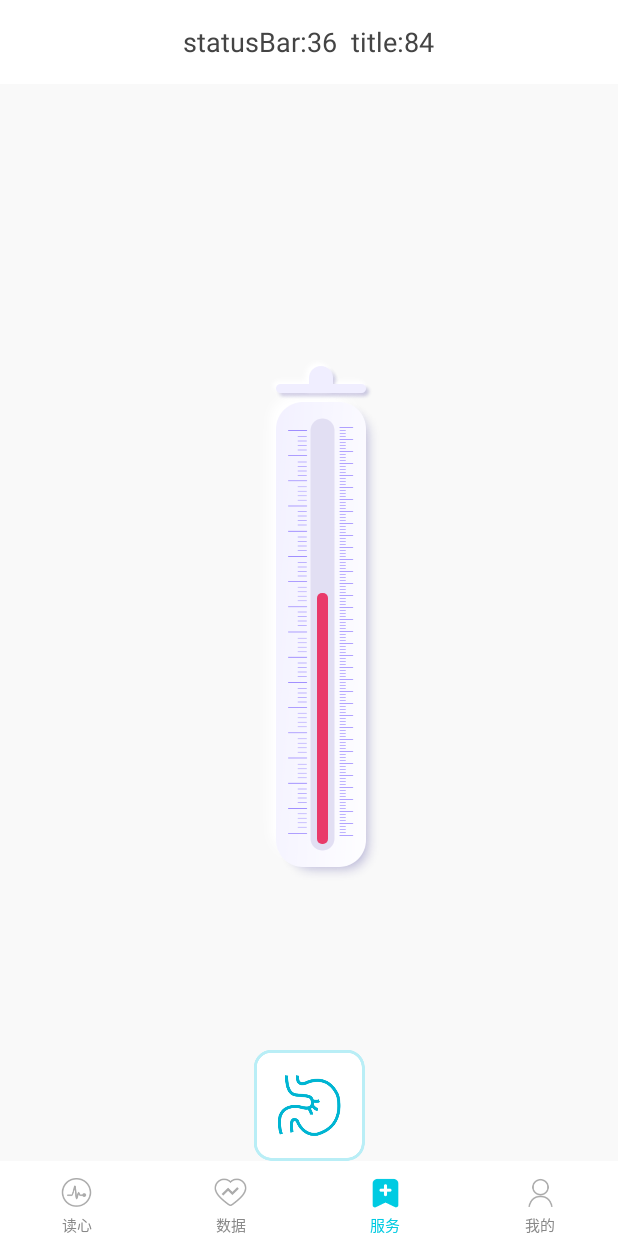
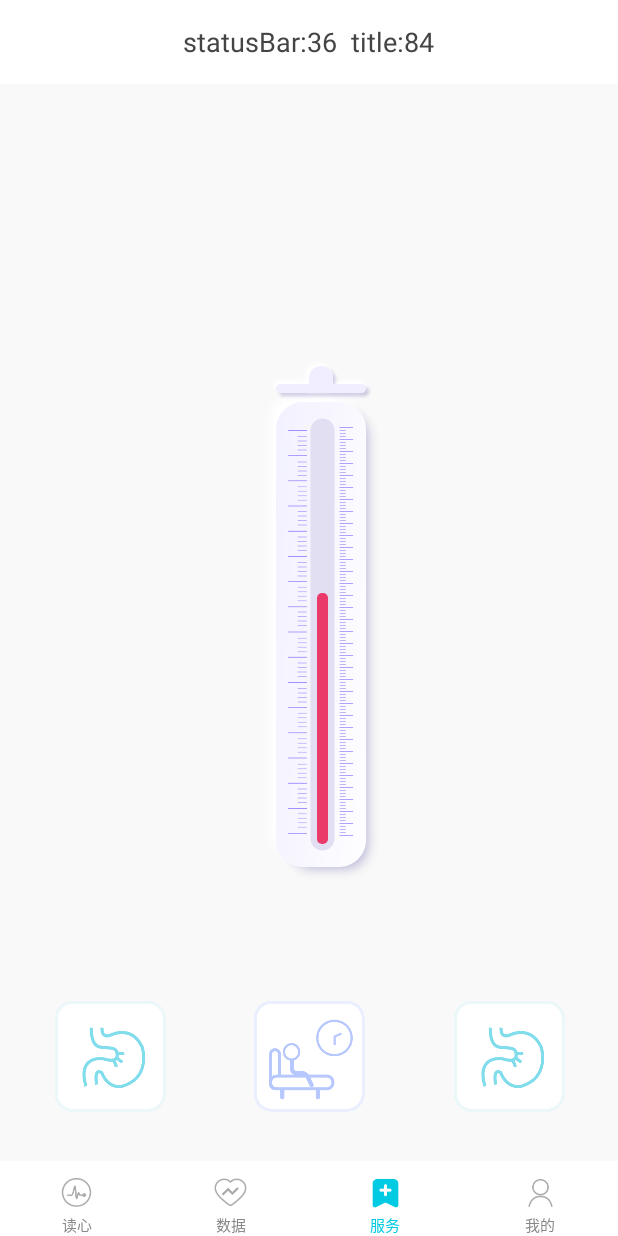
Before and after one commit to androidjia/BaseComponent, an Android app: the screen it shows after launch (MainActivity), item 3 of the bottom bar chosen, on a phone screen of 412 x 824 dp. Run offline under Robolectric (Android 15) with nearby library versions, the phone set to English and light mode, and no system bars; our stand-ins replace Room's generated code, RxJava, data binding; libraries missing offline, so code that uses them is left out: com.scwang.smart; 5 statements that could not run were skipped.

```diff
--- /dev/null
+++ b/app/src/main/java/com/jjs/zero/basecomponent/adapter/AdapterMine.java
@@ -0,0 +1,11 @@
+package com.jjs.zero.basecomponent.adapter;
+
+import com.jjs.zero.baseviewlibrary.BaseRecycleAdapter;
+
+/**
+ * @Author: jiajunshuai
+ * @CreateTime: 2020/11/30
+ * @Details: <功能描述>
+ */
+public class AdapterMine {
+}
--- a/app/src/main/java/com/jjs/zero/basecomponent/fragment/FragmentService.java
+++ b/app/src/main/java/com/jjs/zero/basecomponent/fragment/FragmentService.java
@@ -3,7 +3,11 @@ package com.jjs.zero.basecomponent.fragment;
 import android.graphics.drawable.Drawable;
 import android.graphics.drawable.StateListDrawable;
 import android.util.Log;
+import android.util.SparseArray;
+import android.util.SparseIntArray;
 import android.view.View;
+
+import androidx.annotation.ColorInt;
 
 import com.jjs.zero.basecomponent.R;
 import com.jjs.zero.basecomponent.databinding.FragmentServiceBinding;
@@ -27,20 +31,47 @@ public class FragmentService extends BaseFragment<FragmentServiceBinding> {
             @Override
             public void onClick(View view) {
                 Log.i("zero======","tv:service");
-                viewBinding.tv1.setSelected(false);
-                viewBinding.tv1.setEnabled(false);
+//                viewBinding.iv1.setSelected(false);
+//                viewBinding.iv1.setEnabled(false);
+
+//                viewBinding.setIndex(2);
             }
         });
 
-        viewBinding.tv1.setOnClickListener(new View.OnClickListener() {
+        viewBinding.iv1.setOnClickListener(new View.OnClickListener() {
             @Override
             public void onClick(View view) {
                 Log.i("zero======","tv1:service");
-                viewBinding.tv1.setSelected(true);
+                viewBinding.setIndex(0);
             }
         });
 
-        StateListDrawable drawable = (StateListDrawable) viewBinding.tv1.getDrawable();
+        viewBinding.iv2.setOnClickListener(new View.OnClickListener() {
+            @Override
+            public void onClick(View view) {
+                viewBinding.setIndex(1);
+            }
+        });
+
+        viewBinding.iv3.setOnClickListener(new View.OnClickListener() {
+            @Override
+            public void onClick(View view) {
+                viewBinding.setIndex(2);
+            }
+        });
+
+//        StateListDrawable drawable = (StateListDrawable) viewBinding.iv1.getDrawable();
+
+        SparseArray<int[]> sparseArray = new SparseArray<>();
+        int [] img_1 = new int[]{R.drawable.kf1,R.drawable.kf2,R.drawable.kfbkd};
+        int [] img_2 = new int[]{R.drawable.lc1,R.drawable.lc2,R.drawable.lcbkd};
+        int [] img_3 = new int[]{R.drawable.kf1,R.drawable.kf2,R.drawable.kfbkd};
+        sparseArray.append(0,img_1);
+        sparseArray.append(1,img_2);
+        sparseArray.append(2,img_1);
+
+        viewBinding.setArray(sparseArray);
+        viewBinding.setIndex(3);
     }
 
     @Override
--- a/app/src/main/res/layout/fragment_service.xml
+++ b/app/src/main/res/layout/fragment_service.xml
@@ -3,7 +3,12 @@
     xmlns:app="http://schemas.android.com/apk/res-auto">
 
     <data>
-
+        <variable
+            name="array"
+            type="android.util.SparseArray&lt;int[]&gt;" />
+        <variable
+            name="index"
+            type="int" />
     </data>
 
     <androidx.constraintlayout.widget.ConstraintLayout
@@ -20,13 +25,36 @@
 
 
         <ImageView
-            android:id="@+id/tv_1"
-            android:layout_width="wrap_content"
-            android:layout_height="wrap_content"
-            android:src="@drawable/select_check_img"
-            android:gravity="center"
+            android:id="@+id/iv_1"
+            android:layout_width="120dp"
+            android:layout_height="120dp"
+            android:src="@{index >2 ?@drawable/kfbkd:index == 0?@drawable/kf2:@drawable/kf1}"
+            android:scaleType="center"
+            android:layout_marginBottom="10dp"
             app:layout_constraintStart_toStartOf="parent"
             app:layout_constraintBottom_toBottomOf="parent"
+            app:layout_constraintEnd_toStartOf="@id/iv_2"
+            />
+        <ImageView
+            android:id="@+id/iv_2"
+            android:layout_width="120dp"
+            android:layout_height="120dp"
+            android:src="@{index >2 ? @drawable/lcbkd : index == 1 ? @drawable/lc2 : @drawable/lc1}"
+            android:scaleType="center"
+            app:layout_constraintStart_toEndOf="@id/iv_1"
+            app:layout_constraintTop_toTopOf="@id/iv_1"
+            app:layout_constraintBottom_toBottomOf="@id/iv_1"
+            app:layout_constraintEnd_toStartOf="@id/iv_3"
+            />
+        <ImageView
+            android:id="@+id/iv_3"
+            android:layout_width="120dp"
+            android:layout_height="120dp"
+            android:src="@{index >2 ?@drawable/kfbkd:index==2?@drawable/kf2:@drawable/kf1}"
+            android:scaleType="center"
+            app:layout_constraintStart_toEndOf="@id/iv_2"
+            app:layout_constraintTop_toTopOf="@id/iv_1"
+            app:layout_constraintBottom_toBottomOf="@id/iv_1"
             app:layout_constraintEnd_toEndOf="parent"
             />
     </androidx.constraintlayout.widget.ConstraintLayout>
```
Also changed, not shown: 1 other file.
